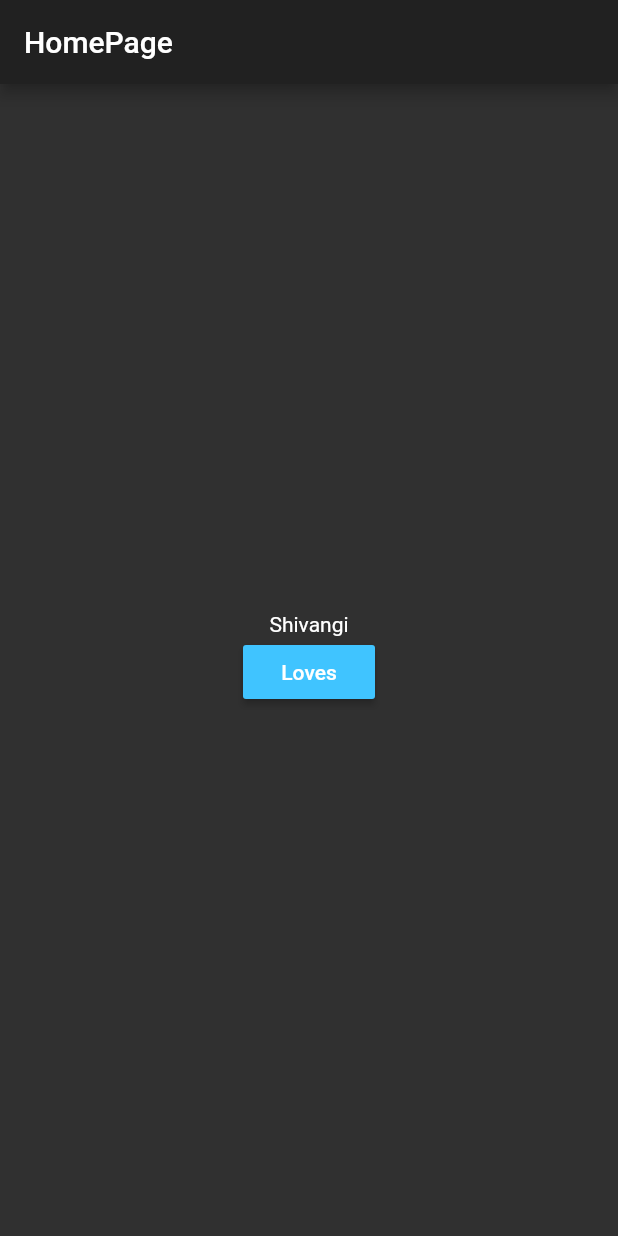
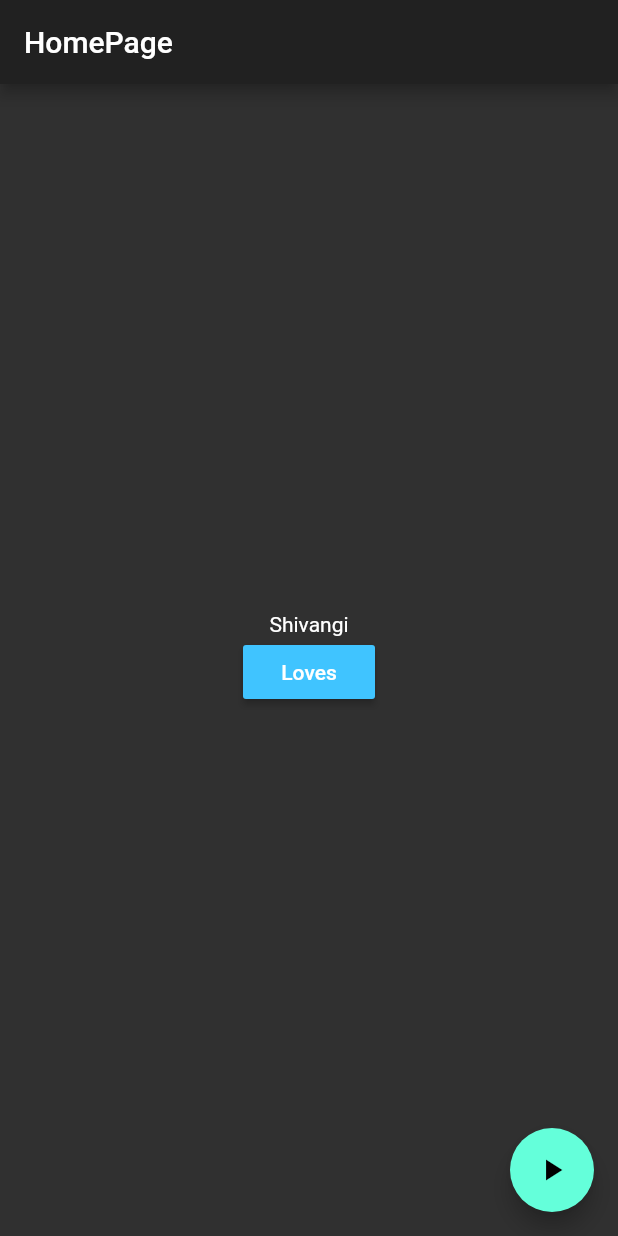
Before and after one commit to Amber052829/statefulwidget_flutter, a Flutter app: the screen it shows after launch, on a phone screen of 412 x 824 dp. Run offline on Flutter 3.47's test engine with Material 2 defaults, Android fonts, the phone set to English and light mode, and no system bars.

Commit message:
floating action

```diff
--- a/lib/main.dart
+++ b/lib/main.dart
@@ -38,7 +38,11 @@ class _HomePageState extends State<HomePage> {
         appBar: new AppBar(
           title: new Text("HomePage"),
         ),
-        body: _bodyWidget());
+        body: _bodyWidget(),
+        floatingActionButton: new FloatingActionButton(
+        child: new Icon(Icons.play_arrow),
+        onPressed: _blah,),
+    );
   }
 
   Widget _bodyWidget() {
```
